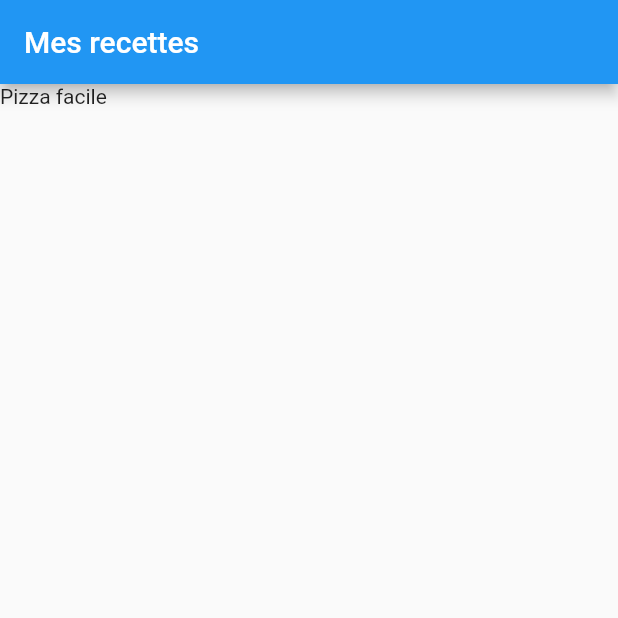
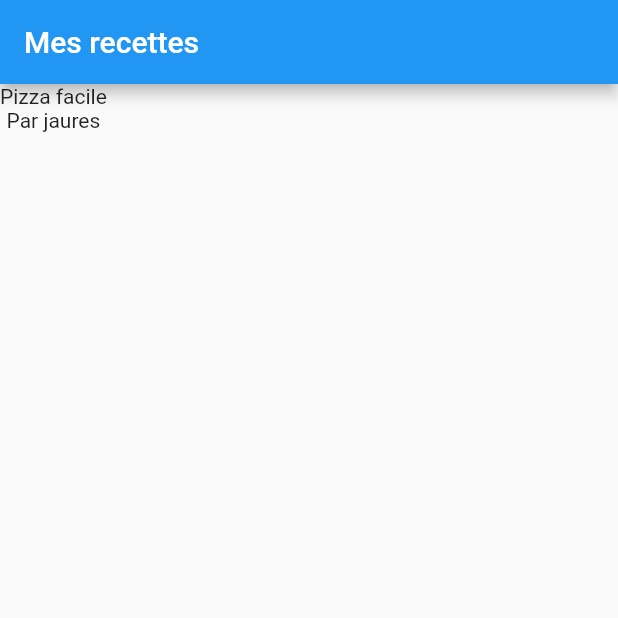
Before and after one commit to beinjamin/demo_app_flutter, a Flutter app: the screen it shows after launch, on a phone screen of 412 x 824 dp, the top half of it. Run offline on Flutter 3.47's test engine with Material 2 defaults, Android fonts, the light colour scheme and no system bars.

Commit message:
Organisation du home

```diff
--- a/lib/main.dart
+++ b/lib/main.dart
@@ -28,7 +28,8 @@
             appBar: AppBar(
               title: Text("Mes recettes"),
             ),
-          body: Text("Pizza facile")),
-    );
+            body: Column(
+              children: [Text("Pizza facile"), Text("Par jaures")],
+            )));
   }
 }
```
Lines whose indentation alone changed are shown as unchanged.
